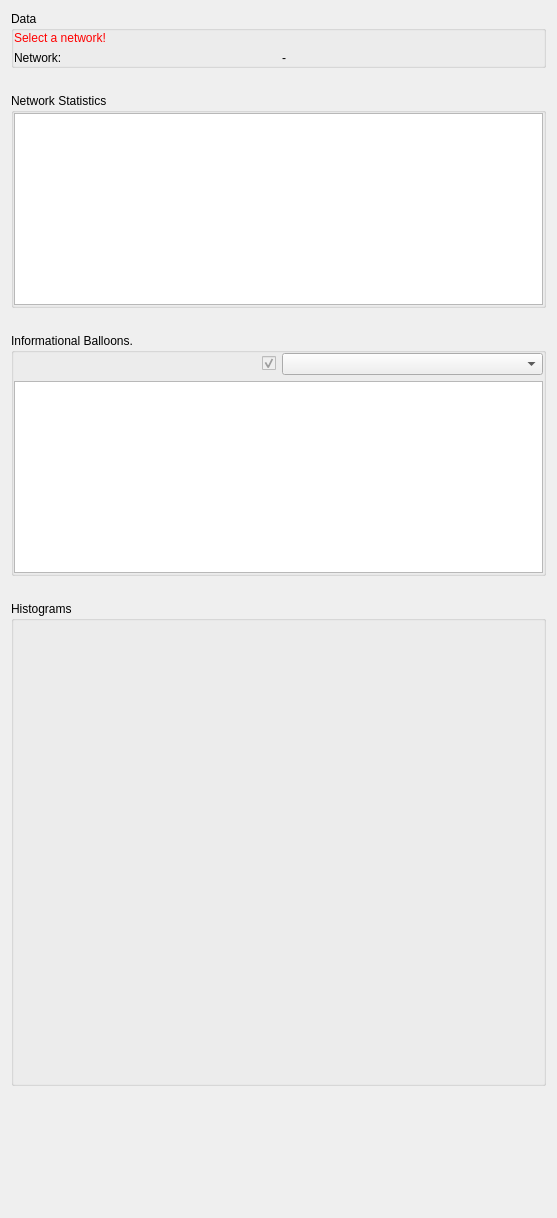
Above: Plugins/org.mitk.gui.qt.diffusionimaging.connectomics/src/internal/QmitkConnectomicsStatisticsViewControls.ui from MITK/MITK before the change. Below: the same form after it.
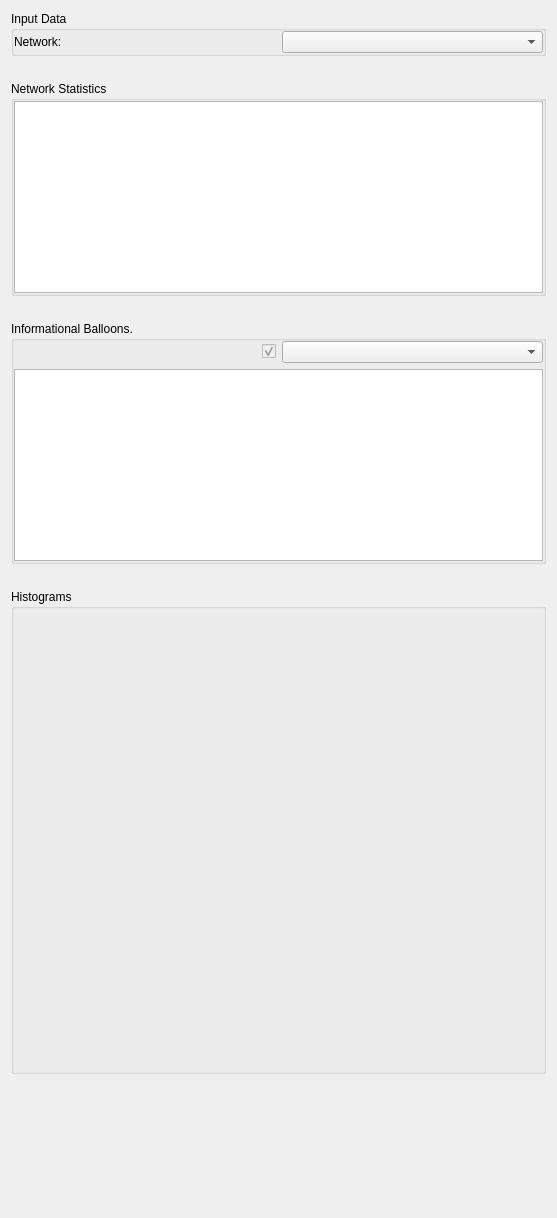
That is the form after the change. Custom widgets are drawn as their Qt base class.

Commit message: Enable fib custom colors

```diff
--- a/Plugins/org.mitk.gui.qt.diffusionimaging.connectomics/src/internal/QmitkConnectomicsStatisticsViewControls.ui
+++ b/Plugins/org.mitk.gui.qt.diffusionimaging.connectomics/src/internal/QmitkConnectomicsStatisticsViewControls.ui
@@ -26,7 +26,7 @@
    <item row="0" column="0">
     <widget class="QGroupBox" name="inputDataGroupBox">
      <property name="title">
-      <string>Data</string>
+      <string>Input Data</string>
      </property>
      <layout class="QGridLayout" name="gridLayout_2">
       <property name="leftMargin">
@@ -42,16 +42,6 @@
        <number>0</number>
       </property>
       <item row="0" column="0">
-       <widget class="QLabel" name="lblWarning">
-        <property name="styleSheet">
-         <string notr="true">QLabel { color: rgb(255, 0, 0) }</string>
-        </property>
-        <property name="text">
-         <string>Select a network!</string>
-        </property>
-       </widget>
-      </item>
-      <item row="1" column="0">
        <layout class="QHBoxLayout" name="horizontalLayout_3">
         <item>
          <widget class="QLabel" name="inputImageOneLabel">
@@ -61,11 +51,7 @@
          </widget>
         </item>
         <item>
-         <widget class="QLabel" name="inputImageOneNameLabel">
-          <property name="text">
-           <string>-</string>
-          </property>
-         </widget>
+         <widget class="QmitkDataStorageComboBox" name="m_NetworkBox"/>
         </item>
        </layout>
       </item>
@@ -267,6 +253,11 @@
  </widget>
  <layoutdefault spacing="6" margin="11"/>
  <customwidgets>
+  <customwidget>
+   <class>QmitkDataStorageComboBox</class>
+   <extends>QComboBox</extends>
+   <header location="global">QmitkDataStorageComboBox.h</header>
+  </customwidget>
   <customwidget>
    <class>QmitkNetworkHistogramCanvas</class>
    <extends>QWidget</extends>
```
The commit also changes 8 other files.
